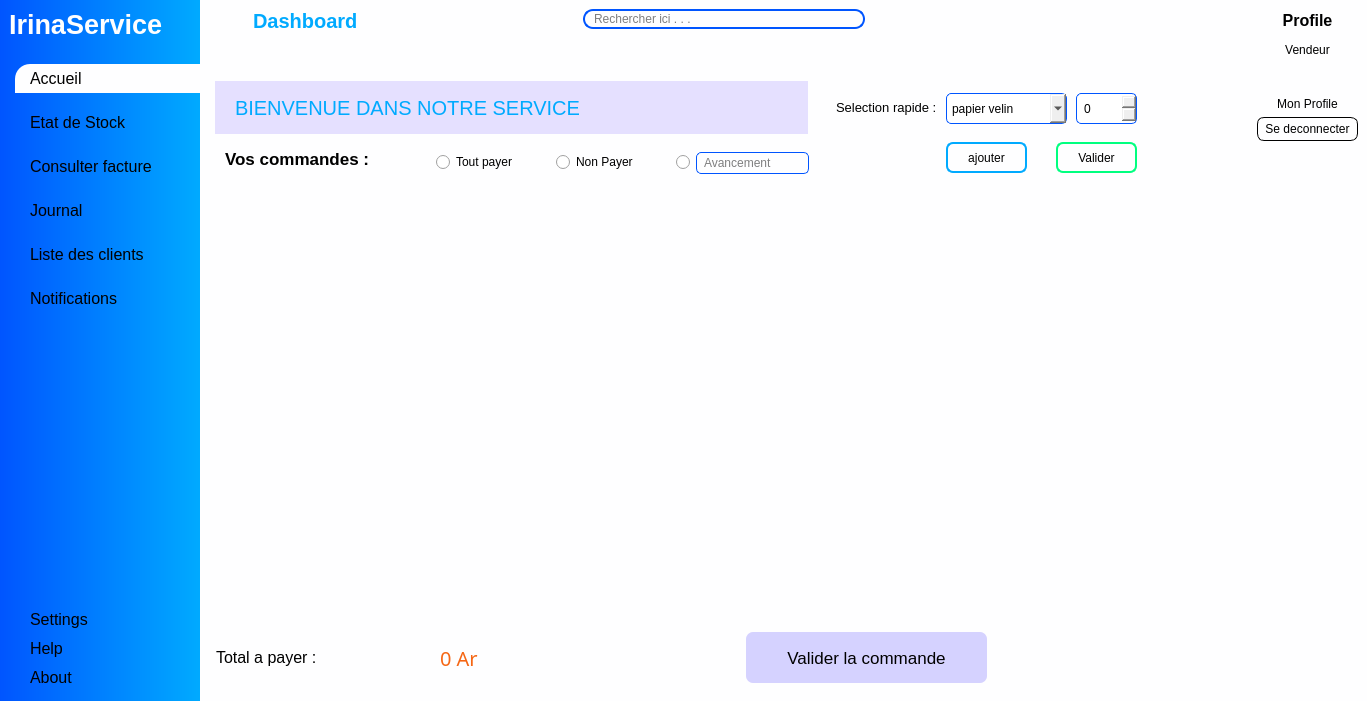
Before: the Qt Designer form views/main_window.ui in ninohantonio/Store-Management, drawn with Qt 5.
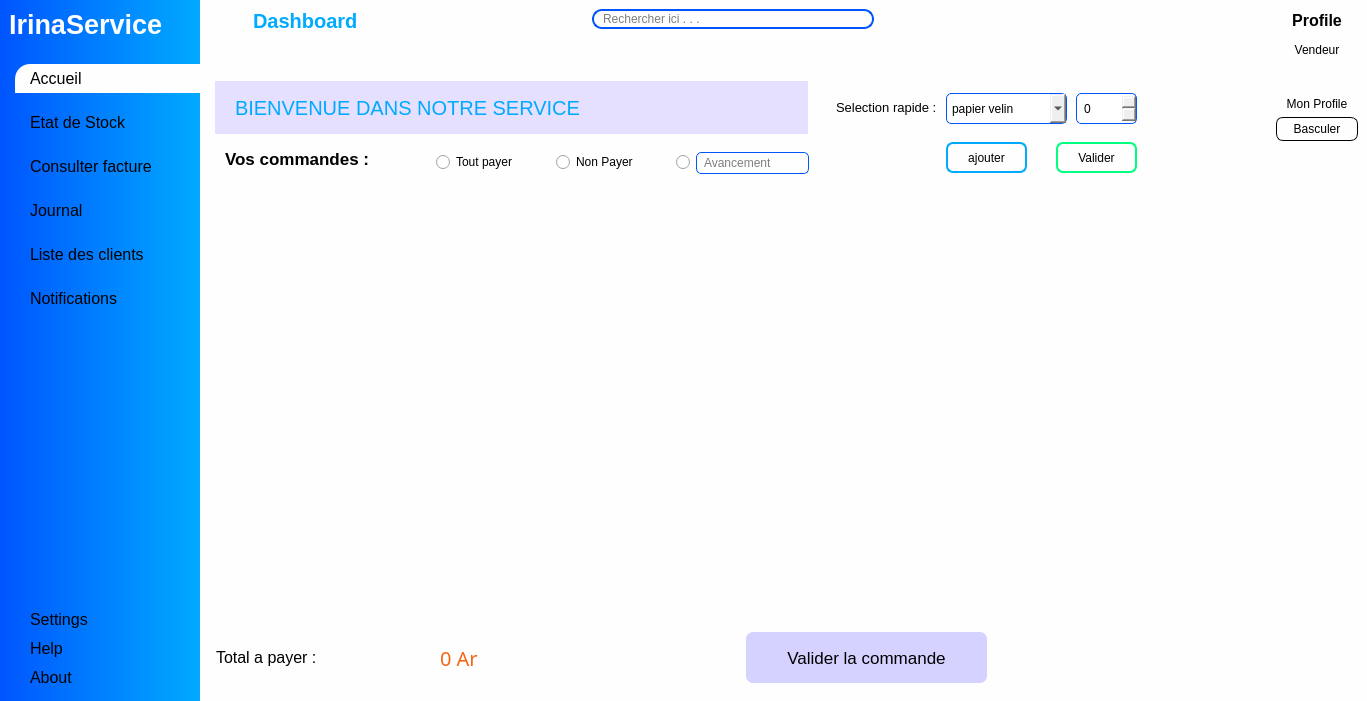
After: the same form once the commit is applied. Icons and pictures are not drawn. Custom widgets are drawn as their Qt base class.

Diff of the .ui file:
```diff
--- a/views/main_window.ui
+++ b/views/main_window.ui
@@ -1571,7 +1571,7 @@
              <cursorShape>PointingHandCursor</cursorShape>
             </property>
             <property name="text">
-             <string>Se deconnecter</string>
+             <string>Basculer</string>
             </property>
             <property name="icon">
              <iconset resource="resources.qrc">
```
